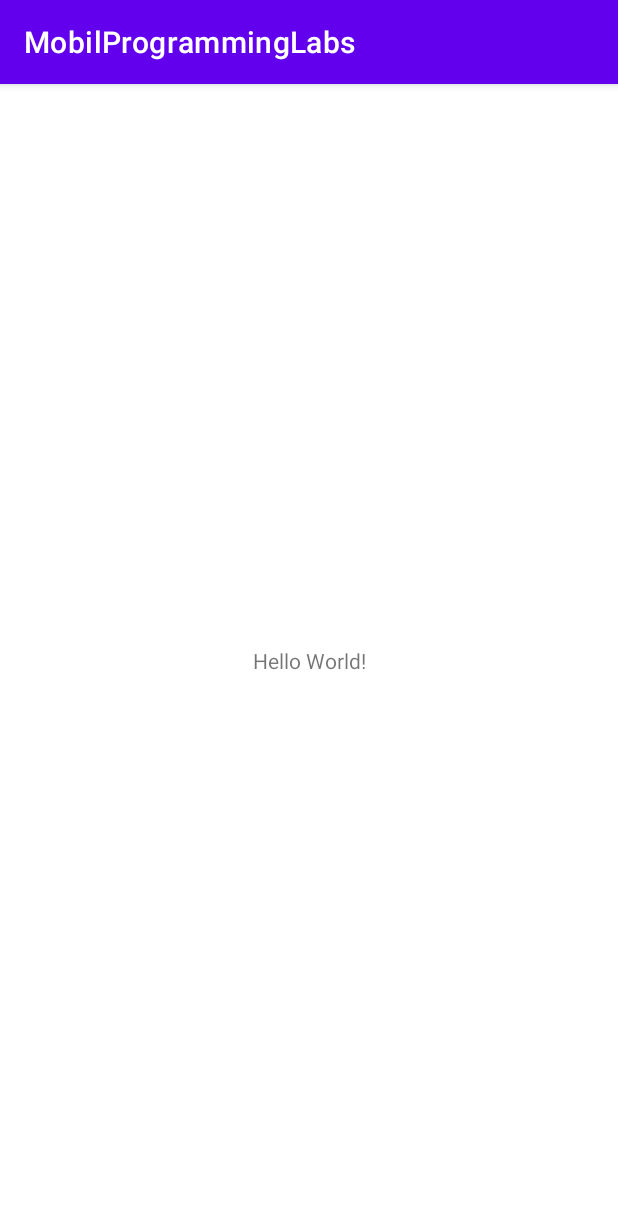
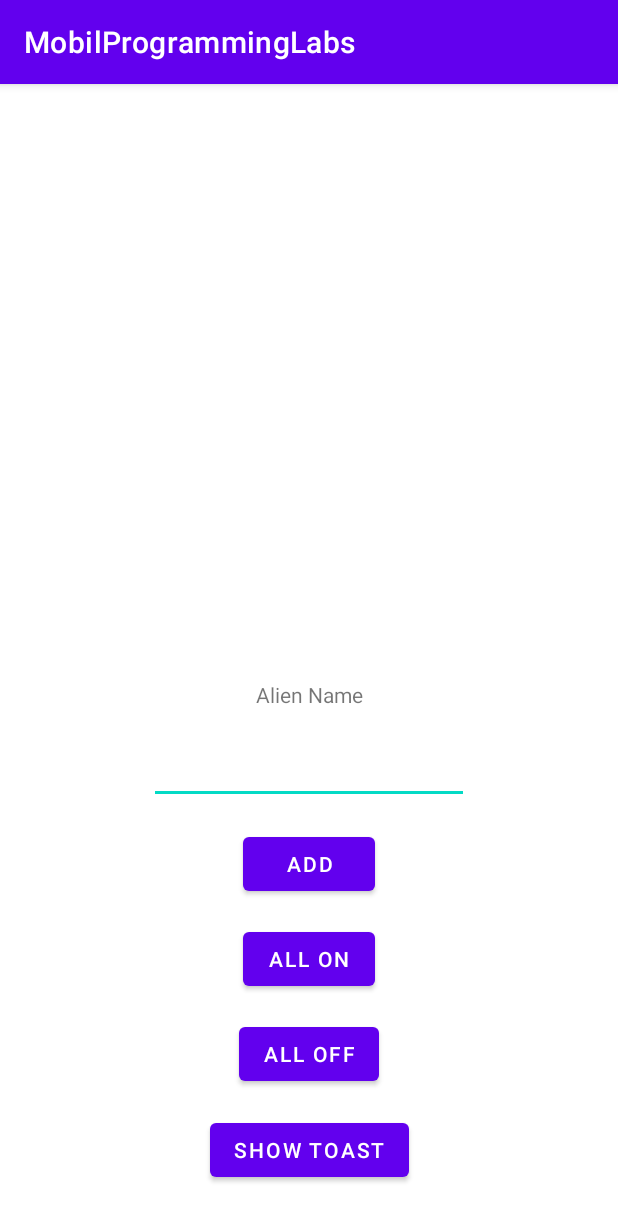
Before and after one commit to VolkAuf/MobilProgrammingLabs, an Android app: the screen it shows after launch (MainActivity), on a phone screen of 412 x 824 dp. Shown: the top 1221 px of the screen. Run offline under Robolectric (Android 15) with nearby library versions, the phone set to English and light mode, and no system bars.

Commit message:
Lab1_IsReady

```diff
--- a/app/src/main/java/com/example/mobilprogramminglabs/MainActivity.java
+++ b/app/src/main/java/com/example/mobilprogramminglabs/MainActivity.java
@@ -3,12 +3,70 @@ package com.example.mobilprogramminglabs;
 import androidx.appcompat.app.AppCompatActivity;
 
 import android.os.Bundle;
+import android.widget.Adapter;
+import android.widget.ArrayAdapter;
+import android.widget.Button;
+import android.widget.EditText;
+import android.widget.ListView;
+import android.widget.Toast;
+
+import java.util.LinkedList;
+import java.util.List;
 
 public class MainActivity extends AppCompatActivity {
+
+    EditText etInStr;
+    Button btnAdd;
+    Button btnAllOn;
+    Button btnAllOff;
+    Button btnToast;
+    ListView lvMain;
+    ArrayAdapter adapter;
+    static List<String> list = new LinkedList<>();
+    Toast toast;
 
     @Override
     protected void onCreate(Bundle savedInstanceState) {
         super.onCreate(savedInstanceState);
         setContentView(R.layout.activity_main);
+
+        lvMain = findViewById(R.id.lvMain);
+        lvMain.setChoiceMode(ListView.CHOICE_MODE_MULTIPLE);
+
+        adapter = new ArrayAdapter<String>(this,
+                android.R.layout.simple_list_item_single_choice, list);
+        lvMain.setAdapter(adapter);
+
+
+        etInStr = findViewById(R.id.etInStr);
+        btnAdd = findViewById(R.id.btnAdd);
+        btnAllOn = findViewById(R.id.btnAllOn);
+        btnAllOff = findViewById(R.id.btnAllOff);
+        btnToast = findViewById(R.id.btnToast);
+
+        btnAdd.setOnClickListener(v -> adapter.add(etInStr.getText().toString()));
+
+        btnAllOn.setOnClickListener(v -> setAllFlag(true));
+        btnAllOff.setOnClickListener(v -> setAllFlag(false));
+        btnToast.setOnClickListener(v -> printToast());
+    }
+
+    private void setAllFlag(boolean flag) {
+        for (int i = 0; i < lvMain.getAdapter().getCount(); i++) {
+            lvMain.setItemChecked(i, flag);
+        }
+    }
+
+    private void printToast() {
+        StringBuilder str = new StringBuilder();
+        for (int i = 0; i < lvMain.getAdapter().getCount(); i++) {
+            if (lvMain.isItemChecked(i)) {
+                str.append(lvMain.getItemAtPosition(i) + ", ");
+            }
+        }
+
+        toast = Toast.makeText(getApplicationContext(),
+                str, Toast.LENGTH_SHORT);
+        toast.show();
     }
 }
--- /dev/null
+++ b/app/src/main/res/layout-land/activity_main.xml
@@ -0,0 +1,85 @@
+<?xml version="1.0" encoding="utf-8"?>
+<androidx.constraintlayout.widget.ConstraintLayout xmlns:android="http://schemas.android.com/apk/res/android"
+    xmlns:app="http://schemas.android.com/apk/res-auto"
+    android:layout_width="match_parent"
+    android:layout_height="match_parent">
+
+    <Button
+        android:id="@+id/btnAllOn"
+        android:layout_width="wrap_content"
+        android:layout_height="wrap_content"
+        android:layout_marginTop="16dp"
+        android:layout_marginEnd="20dp"
+        android:text="Отметить все"
+        app:layout_constraintEnd_toEndOf="parent"
+        app:layout_constraintTop_toTopOf="parent" />
+
+    <Button
+        android:id="@+id/btnAllOff"
+        android:layout_width="151dp"
+        android:layout_height="53dp"
+        android:layout_marginTop="20dp"
+        android:layout_marginEnd="15dp"
+        android:text="Вылючить всё"
+        app:layout_constraintEnd_toEndOf="parent"
+        app:layout_constraintTop_toBottomOf="@+id/btnAllOn" />
+
+    <Button
+        android:id="@+id/btnToast"
+        android:layout_width="150dp"
+        android:layout_height="48dp"
+        android:layout_marginTop="24dp"
+        android:layout_marginEnd="15dp"
+        android:text="Вывести всё"
+        app:layout_constraintEnd_toEndOf="parent"
+        app:layout_constraintTop_toBottomOf="@+id/btnAllOff" />
+
+    <Button
+        android:id="@+id/btnAdd"
+        android:layout_width="wrap_content"
+        android:layout_height="wrap_content"
+        android:layout_marginEnd="15dp"
+        android:layout_marginBottom="15dp"
+        android:text="Добавить"
+        app:layout_constraintBottom_toBottomOf="parent"
+        app:layout_constraintEnd_toEndOf="parent" />
+
+    <EditText
+        android:id="@+id/etInStr"
+        android:layout_width="0dp"
+        android:layout_height="49dp"
+        android:layout_marginStart="15dp"
+        android:layout_marginEnd="15dp"
+        android:layout_marginBottom="15dp"
+        android:ems="10"
+        android:inputType="textPersonName"
+        android:text=""
+        app:layout_constraintBottom_toBottomOf="parent"
+        app:layout_constraintEnd_toStartOf="@+id/btnAdd"
+        app:layout_constraintStart_toStartOf="parent"
+        android:autofillHints="name" />
+
+    <ListView
+        android:id="@+id/lvMain"
+        android:layout_width="0dp"
+        android:layout_height="220dp"
+        android:layout_marginStart="15dp"
+        android:layout_marginTop="15dp"
+        android:layout_marginEnd="15dp"
+        app:layout_constraintEnd_toStartOf="@+id/btnAllOn"
+        app:layout_constraintStart_toStartOf="parent"
+        app:layout_constraintTop_toTopOf="parent" />
+
+    <TextView
+        android:id="@+id/tvName"
+        android:layout_width="wrap_content"
+        android:layout_height="wrap_content"
+        android:layout_marginTop="15dp"
+        android:layout_marginBottom="15dp"
+        android:text="Инопришиленец"
+        app:layout_constraintBottom_toTopOf="@+id/etInStr"
+        app:layout_constraintEnd_toEndOf="parent"
+        app:layout_constraintStart_toStartOf="parent"
+        app:layout_constraintTop_toBottomOf="@+id/lvMain"
+        app:layout_constraintVertical_bias="0.365" />
+</androidx.constraintlayout.widget.ConstraintLayout>
--- a/app/src/main/res/layout/activity_main.xml
+++ b/app/src/main/res/layout/activity_main.xml
@@ -6,13 +6,80 @@
     android:layout_height="match_parent"
     tools:context=".MainActivity">
 
+    <ListView
+        android:id="@+id/lvMain"
+        android:layout_width="0dp"
+        android:layout_height="359dp"
+        android:layout_marginStart="25dp"
+        android:layout_marginTop="28dp"
+        android:layout_marginEnd="25dp"
+        app:layout_constraintEnd_toEndOf="parent"
+        app:layout_constraintHorizontal_bias="0.0"
+        app:layout_constraintStart_toStartOf="parent"
+        app:layout_constraintTop_toTopOf="parent" />
+
     <TextView
+        android:id="@+id/tvName"
         android:layout_width="wrap_content"
         android:layout_height="wrap_content"
-        android:text="Hello World!"
-        app:layout_constraintBottom_toBottomOf="parent"
-        app:layout_constraintLeft_toLeftOf="parent"
-        app:layout_constraintRight_toRightOf="parent"
-        app:layout_constraintTop_toTopOf="parent" />
+        android:layout_marginTop="10dp"
+        android:text="Alien Name"
+        app:layout_constraintEnd_toEndOf="parent"
+        app:layout_constraintStart_toStartOf="parent"
+        app:layout_constraintTop_toBottomOf="@+id/lvMain" />
+
+    <EditText
+        android:id="@+id/etInStr"
+        android:layout_width="wrap_content"
+        android:layout_height="wrap_content"
+        android:layout_marginTop="15dp"
+        android:ems="10"
+        android:inputType="textPersonName"
+        android:minHeight="48dp"
+        android:text=""
+        app:layout_constraintEnd_toEndOf="parent"
+        app:layout_constraintStart_toStartOf="parent"
+        app:layout_constraintTop_toBottomOf="@+id/tvName" />
+
+    <Button
+        android:id="@+id/btnAdd"
+        android:layout_width="wrap_content"
+        android:layout_height="wrap_content"
+        android:layout_marginTop="16dp"
+        android:text="Add"
+        app:layout_constraintEnd_toEndOf="parent"
+        app:layout_constraintStart_toStartOf="parent"
+        app:layout_constraintTop_toBottomOf="@+id/etInStr" />
+
+    <Button
+        android:id="@+id/btnAllOn"
+        android:layout_width="wrap_content"
+        android:layout_height="wrap_content"
+        android:layout_marginTop="15dp"
+        android:text="All On"
+        app:layout_constraintEnd_toEndOf="parent"
+        app:layout_constraintStart_toStartOf="parent"
+        app:layout_constraintTop_toBottomOf="@+id/btnAdd" />
+
+    <Button
+        android:id="@+id/btnAllOff"
+        android:layout_width="wrap_content"
+        android:layout_height="wrap_content"
+        android:layout_marginTop="15dp"
+        android:text="All Off"
+        app:layout_constraintEnd_toEndOf="parent"
+        app:layout_constraintStart_toStartOf="parent"
+        app:layout_constraintTop_toBottomOf="@+id/btnAllOn" />
+
+    <Button
+        android:id="@+id/btnToast"
+        android:layout_width="wrap_content"
+        android:layout_height="wrap_content"
+        android:layout_marginTop="16dp"
+        android:text="Show Toast"
+        app:layout_constraintEnd_toEndOf="parent"
+        app:layout_constraintStart_toStartOf="parent"
+        app:layout_constraintTop_toBottomOf="@+id/btnAllOff" />
+
 
 </androidx.constraintlayout.widget.ConstraintLayout>
```
